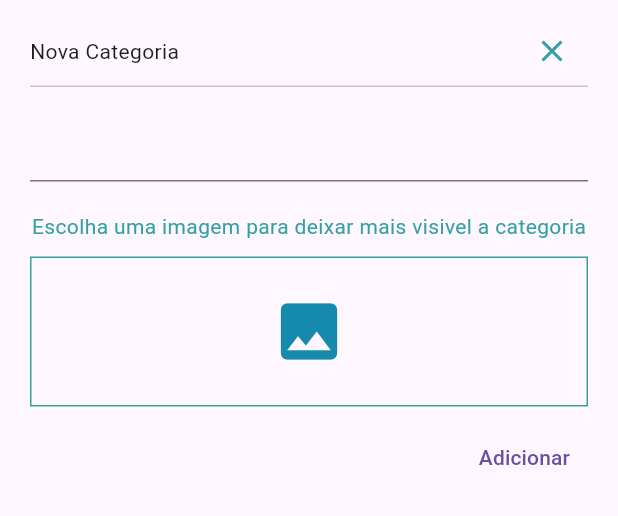
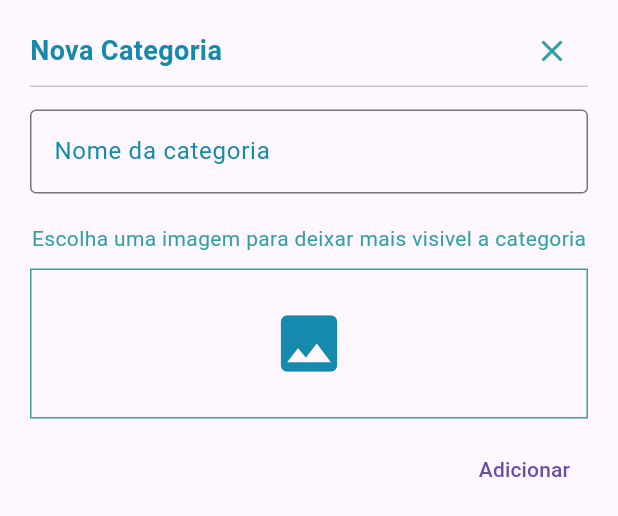
Before and after one commit to alucard93/minha_biblioteca, a Flutter app: the NewCategory widget shown alone on an empty page, opened directly, on a phone screen of 412 x 824 dp. Shown: the top 516 px of the screen. Run offline on Flutter 3.47's test engine with Material 3 defaults, Android fonts, the phone set to English and light mode, and no system bars; our stand-ins replace image_picker.

Commit message:
feat: Customize NewCategory widget with styled title and input field

```diff
--- a/lib/widgets/new_category/new_category.widgets.dart
+++ b/lib/widgets/new_category/new_category.widgets.dart
@@ -40,7 +40,16 @@ class _NewCategoryState extends State<NewCategory> {
               children: [
                 Row(
                   children: [
-                    Expanded(child: Text("Nova Categoria")),
+                    Expanded(
+                      child: Text(
+                        "Nova Categoria",
+                        style: TextStyle(
+                          color: primaryColor,
+                          fontSize: 18,
+                          fontWeight: FontWeight.bold,
+                        ),
+                      ),
+                    ),
                     IconButton(
                       onPressed: () => Navigator.of(context).pop(),
                       icon: Icon(Icons.close),
@@ -54,6 +63,15 @@ class _NewCategoryState extends State<NewCategory> {
 
                 TextFormField(
                   controller: nameController,
+                  cursorColor: primaryColor,
+                  decoration: InputDecoration(
+                    border: OutlineInputBorder(),
+                    label: Text('Nome da categoria'),
+                    labelStyle: TextStyle(color: primaryColor),
+                    focusedBorder: OutlineInputBorder(
+                      borderSide: BorderSide(color: primaryColor),
+                    ),
+                  ),
                   validator: (value) {
                     if (value?.isEmpty ?? true) {
                       return "Obrigatório";
```
